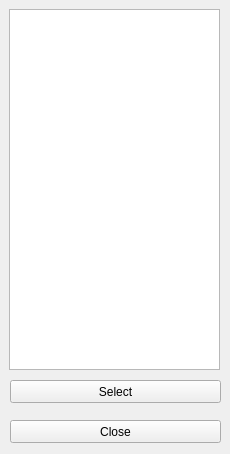
This is JHEngine/JHEngine/process_list.ui in ahgnsdi/JHEngine as Qt 5 draws it before an edit. The edited form follows.
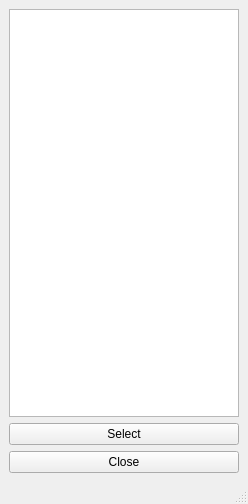
This is the edited form.

Diff of the .ui file:
```diff
--- a/JHEngine/JHEngine/process_list.ui
+++ b/JHEngine/JHEngine/process_list.ui
@@ -1,60 +1,40 @@
 <?xml version="1.0" encoding="UTF-8"?>
 <ui version="4.0">
  <class>ProcessList</class>
- <widget class="QWidget" name="ProcessList">
+ <widget class="QMainWindow" name="ProcessList">
   <property name="geometry">
    <rect>
     <x>0</x>
     <y>0</y>
-    <width>230</width>
-    <height>454</height>
+    <width>248</width>
+    <height>504</height>
    </rect>
   </property>
   <property name="windowTitle">
    <string>ProcessList</string>
   </property>
-  <widget class="QPushButton" name="SelectProcessBtn">
-   <property name="geometry">
-    <rect>
-     <x>10</x>
-     <y>380</y>
-     <width>211</width>
-     <height>23</height>
-    </rect>
-   </property>
-   <property name="focusPolicy">
-    <enum>Qt::NoFocus</enum>
-   </property>
-   <property name="text">
-    <string>Select</string>
-   </property>
+  <widget class="QWidget" name="centralwidget">
+   <layout class="QVBoxLayout" name="verticalLayout">
+    <item>
+     <widget class="QListWidget" name="listWidget"/>
+    </item>
+    <item>
+     <widget class="QPushButton" name="pushButton">
+      <property name="text">
+       <string>Select</string>
+      </property>
+     </widget>
+    </item>
+    <item>
+     <widget class="QPushButton" name="pushButton_2">
+      <property name="text">
+       <string>Close</string>
+      </property>
+     </widget>
+    </item>
+   </layout>
   </widget>
-  <widget class="QPushButton" name="SelectCloseBtn">
-   <property name="geometry">
-    <rect>
-     <x>10</x>
-     <y>420</y>
-     <width>211</width>
-     <height>23</height>
-    </rect>
-   </property>
-   <property name="focusPolicy">
-    <enum>Qt::NoFocus</enum>
-   </property>
-   <property name="text">
-    <string>Close</string>
-   </property>
-  </widget>
-  <widget class="QListWidget" name="listWidget">
-   <property name="geometry">
-    <rect>
-     <x>9</x>
-     <y>9</y>
-     <width>211</width>
-     <height>361</height>
-    </rect>
-   </property>
-  </widget>
+  <widget class="QStatusBar" name="statusbar"/>
  </widget>
  <resources/>
  <connections>
```
Left out of the diff: 74 changed lines with no effect on the pictures.
